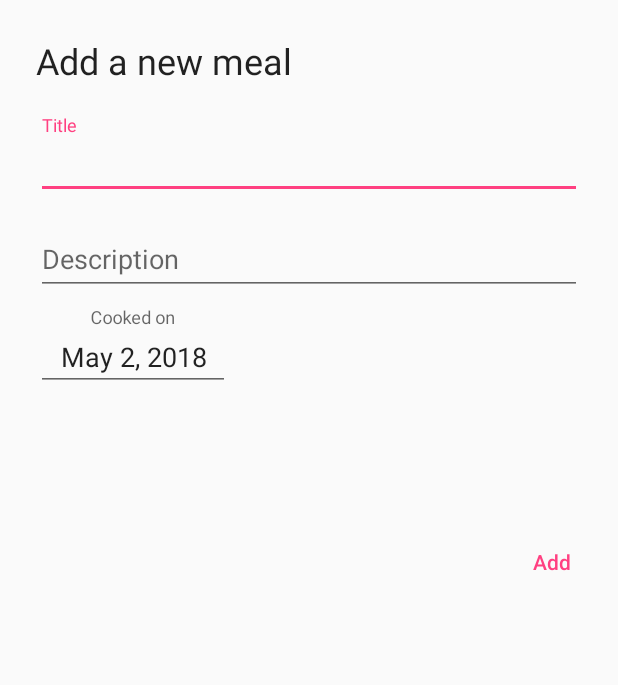
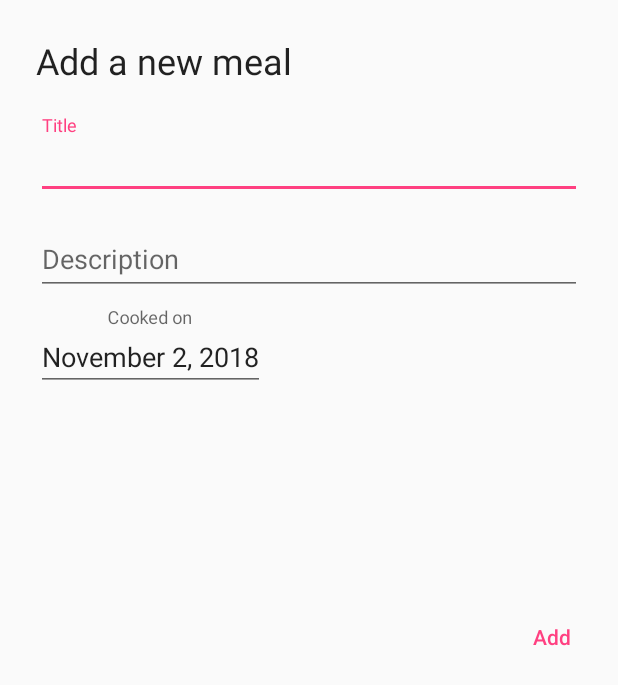
Before and after one commit to elderanakain/DailyDish, an Android app: the layout dialog_add_meal.xml on its own in the app's theme, with its tools: preview values and no code run, on a phone screen of 412 x 824 dp. Shown: the top 685 px of the screen. Run offline under Robolectric (Android 15) with nearby library versions, the phone set to English and light mode, and no system bars; Roboto replaces fonts that are not available here.

Commit message:
dd-70 Add meal dialog redesign (#71)

```diff
--- a/app/build.gradle
+++ b/app/build.gradle
@@ -13,8 +13,8 @@ android {
         applicationId "io.krugosvet.dailydish.android"
         minSdkVersion 19
         targetSdkVersion 27
-        versionCode 2
-        versionName "0.1.1"
+        versionCode 3
+        versionName "0.1.2"
         testInstrumentationRunner "android.support.test.runner.AndroidJUnitRunner"
     }
 
--- a/app/src/main/java/io/krugosvet/dailydish/android/mainScreen/DialogAddMeal.kt
+++ b/app/src/main/java/io/krugosvet/dailydish/android/mainScreen/DialogAddMeal.kt
@@ -5,6 +5,7 @@ import android.os.Bundle
 import android.view.LayoutInflater
 import android.view.View
 import android.view.ViewGroup
+import android.view.ViewGroup.LayoutParams.MATCH_PARENT
 import android.view.ViewGroup.LayoutParams.WRAP_CONTENT
 import com.wdullaer.materialdatetimepicker.date.DatePickerDialog
 import io.krugosvet.dailydish.android.R
@@ -84,7 +85,7 @@ class DialogAddMeal : BaseDialogFragment(), DatePickerDialog.OnDateSetListener {
 
     override fun onResume() {
         super.onResume()
-        dialog.window.setLayout(getDimension(R.dimen.dialog_add_meal_width).toInt(), WRAP_CONTENT)
+        dialog.window.setLayout(MATCH_PARENT, WRAP_CONTENT)
     }
 
     override fun onDateSet(view: DatePickerDialog?, year: Int, monthOfYear: Int, dayOfMonth: Int) {
--- a/app/src/main/res/layout/dialog_add_meal.xml
+++ b/app/src/main/res/layout/dialog_add_meal.xml
@@ -54,7 +54,7 @@
                 android:layout_height="wrap_content"
                 android:hint="@string/dialog_add_meal_description_field_hint"
                 android:inputType="text|textCapSentences|textAutoCorrect|textMultiLine"
-                android:maxLines="10" />
+                android:maxLines="7" />
 
         </io.krugosvet.dailydish.android.utils.baseUi.BaseTextInputLayout>
 
@@ -76,16 +76,17 @@
                 android:hint="@string/dialog_add_meal_date_field_hint"
                 android:inputType="none"
                 android:minWidth="129dp"
-                tools:text="May 2, 2018" />
+                tools:text="November 2, 2018" />
 
         </io.krugosvet.dailydish.android.utils.baseUi.BaseTextInputLayout>
 
         <ImageButton
             android:id="@+id/addMealImage"
             style="@style/Widget.AppCompat.Button.Borderless.Colored"
-            android:layout_width="130dp"
-            android:layout_height="130dp"
+            android:layout_width="180dp"
+            android:layout_height="180dp"
             android:adjustViewBounds="true"
+            android:scaleType="centerInside"
             app:layout_constraintEnd_toEndOf="parent"
             app:layout_constraintTop_toTopOf="@id/dateEditText" />
 
```
